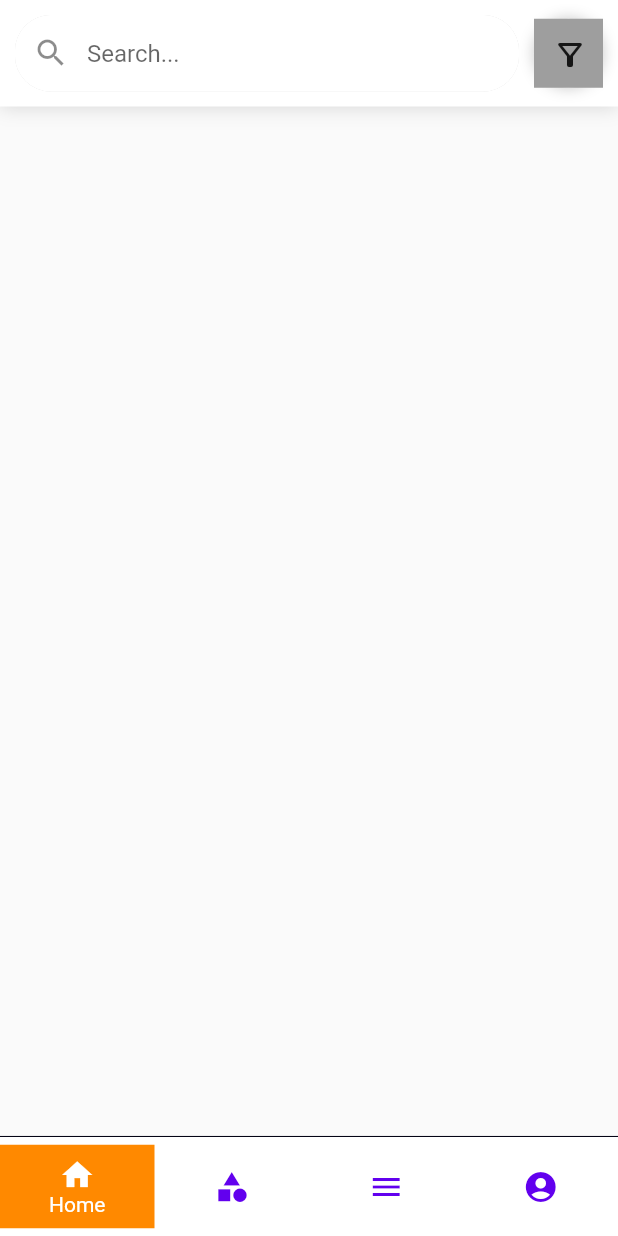
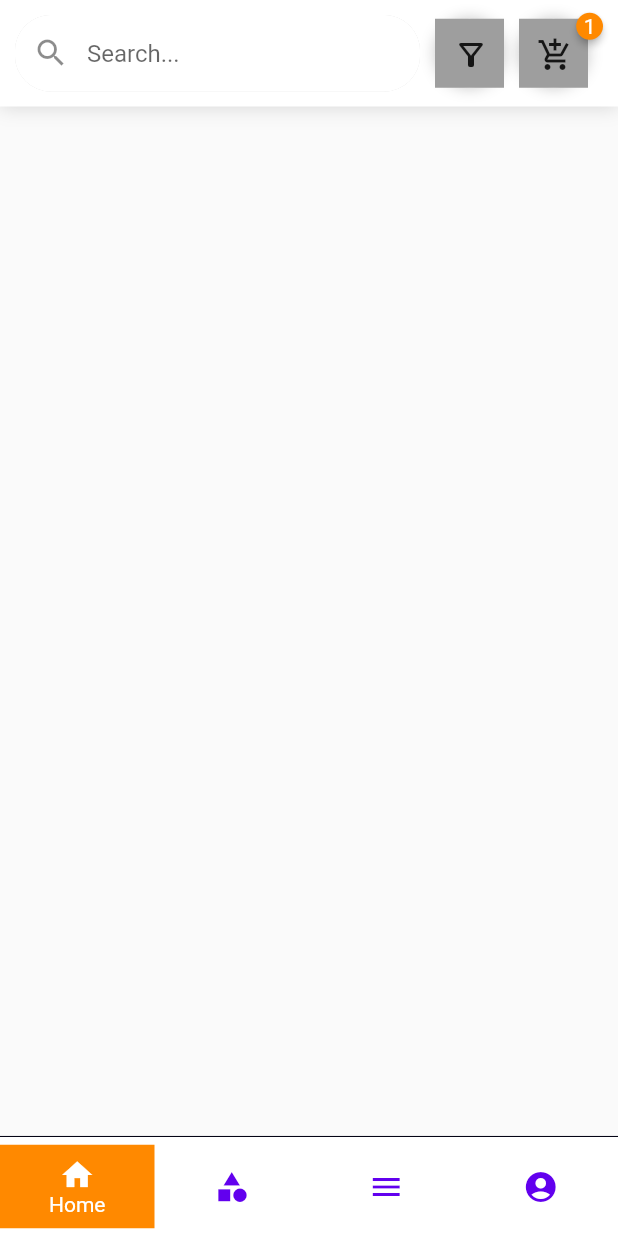
Before and after one commit to blaze-b/poc_sample_app, a Flutter app: the screen it shows after launch, on a phone screen of 412 x 824 dp. Run offline on Flutter 3.47's test engine with Material 2 defaults, Android fonts, the phone set to English and light mode, and no system bars; drawn by our look-alikes of badges, flutter_snake_navigationbar; our stand-ins replace get.

Commit message:
changes done in the badges file

```diff
--- a/lib/component/main_header.dart
+++ b/lib/component/main_header.dart
@@ -1,4 +1,5 @@
 import 'package:flutter/material.dart';
+import 'package:badges/badges.dart' as badges;
 
 class MainHeader extends StatelessWidget {
   const MainHeader({Key? key}) : super(key: key);
@@ -55,7 +56,34 @@ class MainHeader extends StatelessWidget {
             padding: const EdgeInsets.all(12),
             color: Colors.grey,
             child: const Icon(Icons.filter_alt_outlined),
-          )
+          ),
+          const SizedBox(width: 10),
+          badges.Badge(
+            badgeContent: const Text(
+              "1",
+              style: TextStyle(color: Colors.white),
+            ),
+            badgeStyle: badges.BadgeStyle(
+              badgeColor: Theme.of(context).primaryColor,
+            ),
+            child: Container(
+              decoration: BoxDecoration(
+                  color: Colors.white,
+                  shape: BoxShape.circle,
+                  boxShadow: <BoxShadow>[
+                    BoxShadow(
+                      color: Colors.grey.withOpacity(0.6),
+                      blurRadius: 8,
+                    )
+                  ]),
+              height: 46,
+              width: 46,
+              padding: const EdgeInsets.all(12),
+              color: Colors.grey,
+              child: const Icon(Icons.add_shopping_cart_outlined),
+            ),
+          ),
+          const SizedBox(width: 10),
         ],
       ),
     );
--- a/pubspec.yaml
+++ b/pubspec.yaml
@@ -39,8 +39,11 @@ dependencies:
   # The following dependencies for the get calls
   get: ^4.6.6
 
- # the following dependency for the snake navigation bar setup
+  # the following dependency for the snake navigation bar setup
   flutter_snake_navigationbar: ^0.6.1
+
+  # flutter badges
+  badges: ^3.1.2
 
 
 
```
Also changed, not shown: pubspec.lock.
